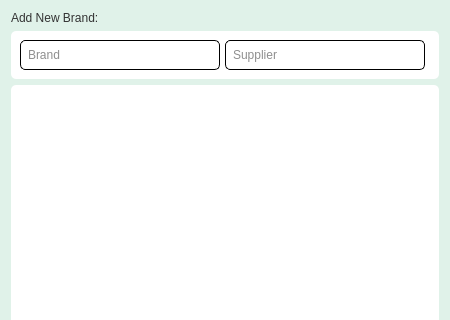
Old version of the form app/src/ui/new_brand_page.ui in the repository Kazu0210/Inventory-System; both pictures show x 0 to 450 and y 0 to 320 of the 450 by 691 pixel window.
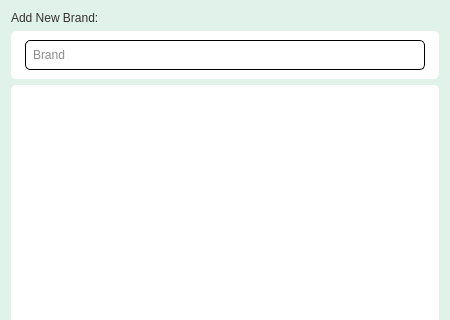
New version of the form.

Commit message: paayos po nung table po, meron pa din supplier sa table. sowii

The edit to the form file:
```diff
--- a/app/src/ui/new_brand_page.ui
+++ b/app/src/ui/new_brand_page.ui
@@ -147,7 +147,7 @@
        <widget class="QLineEdit" name="brand_lineEdit">
         <property name="minimumSize">
          <size>
-          <width>200</width>
+          <width>400</width>
           <height>30</height>
          </size>
         </property>
@@ -162,38 +162,6 @@
         </property>
        </widget>
       </item>
-      <item>
-       <widget class="QLineEdit" name="supplier_lineEdit">
-        <property name="minimumSize">
-         <size>
-          <width>200</width>
-          <height>30</height>
-         </size>
-        </property>
-        <property name="maximumSize">
-         <size>
-          <width>200</width>
-          <height>30</height>
-         </size>
-        </property>
-        <property name="placeholderText">
-         <string>Supplier</string>
-        </property>
-       </widget>
-      </item>
-      <item>
-       <spacer name="horizontalSpacer">
-        <property name="orientation">
-         <enum>Qt::Horizontal</enum>
-        </property>
-        <property name="sizeHint" stdset="0">
-         <size>
-          <width>40</width>
-          <height>20</height>
-         </size>
-        </property>
-       </spacer>
-      </item>
      </layout>
     </widget>
    </item>
```
Left out of the diff: 8 changed lines with no effect on the pictures. The commit also changes 30 other files.
